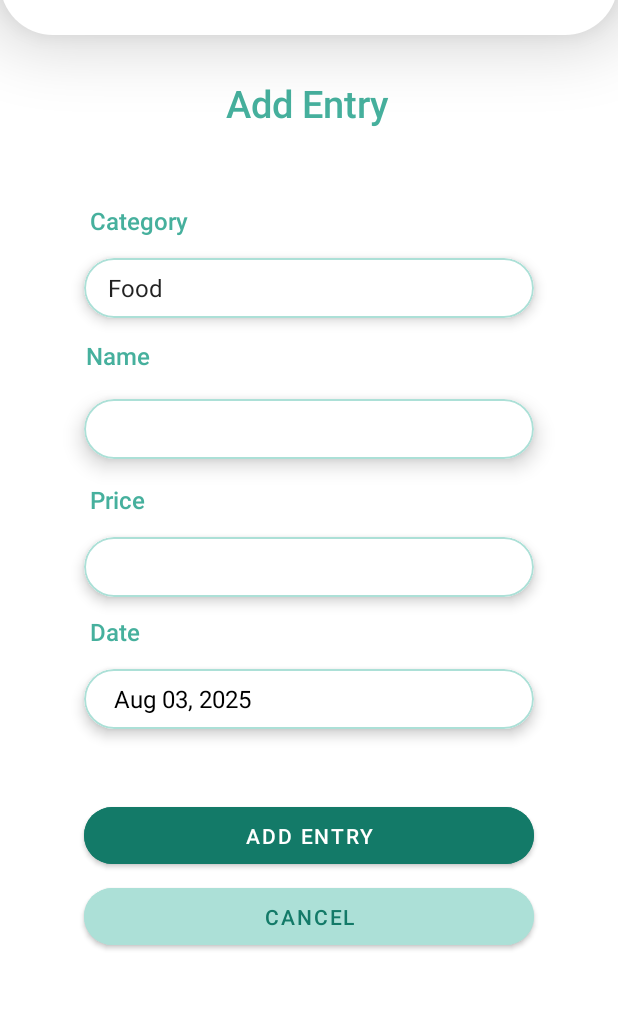
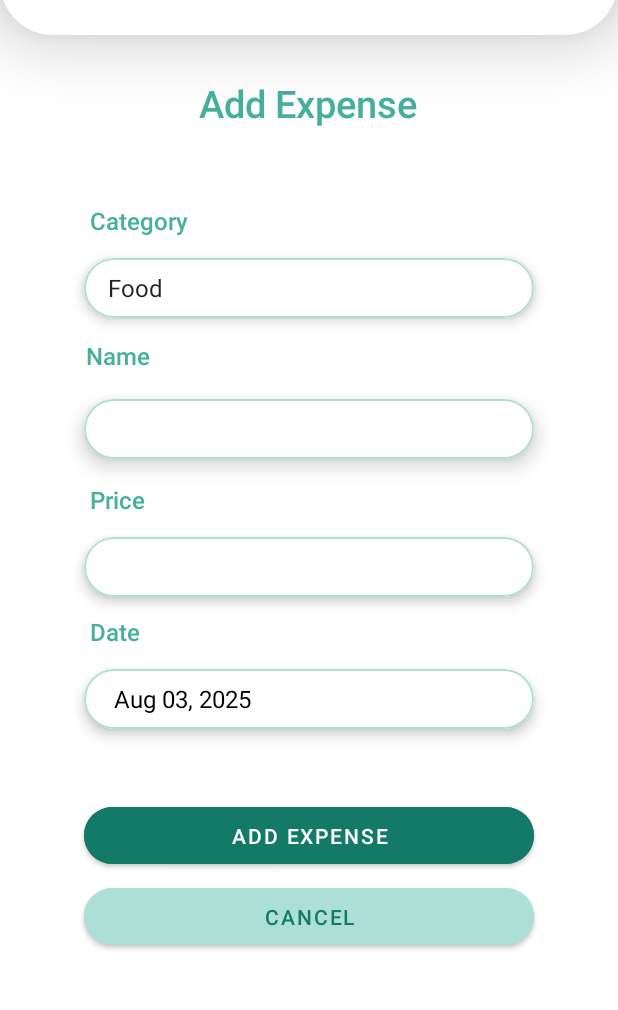
Before and after one commit to presashanette/BudgetWise, an Android app built with Jetpack Compose: the AddExpenseActivity screen opened directly, with no data from a screen before it, on a phone screen of 412 x 824 dp, the part 85-1095 px from its top. Run offline under Robolectric (Android 15) with nearby library versions, the phone set to English and light mode, and no system bars; our stand-ins replace Firebase (no records; nobody signed in at launch, a user with empty details on screens opened directly).

Commit message:
changed to add expense

```diff
--- a/MCO/app/src/main/res/layout/activity_add_expense.xml
+++ b/MCO/app/src/main/res/layout/activity_add_expense.xml
@@ -35,7 +35,7 @@
         android:layout_height="wrap_content"
         android:layout_marginTop="28dp"
         android:fontFamily="sans-serif-light"
-        android:text="Add Entry"
+        android:text="Add Expense"
         android:textColor="@color/c2"
         android:textSize="25sp"
         android:textStyle="bold"
@@ -222,7 +222,7 @@
         android:layout_height="50dp"
         android:layout_marginTop="32dp"
         android:backgroundTint="@color/c1"
-        android:text="Add entry"
+        android:text="Add Expense"
         android:textColor="@color/white"
         app:cornerRadius="50dp"
         app:layout_constraintEnd_toEndOf="parent"
```
